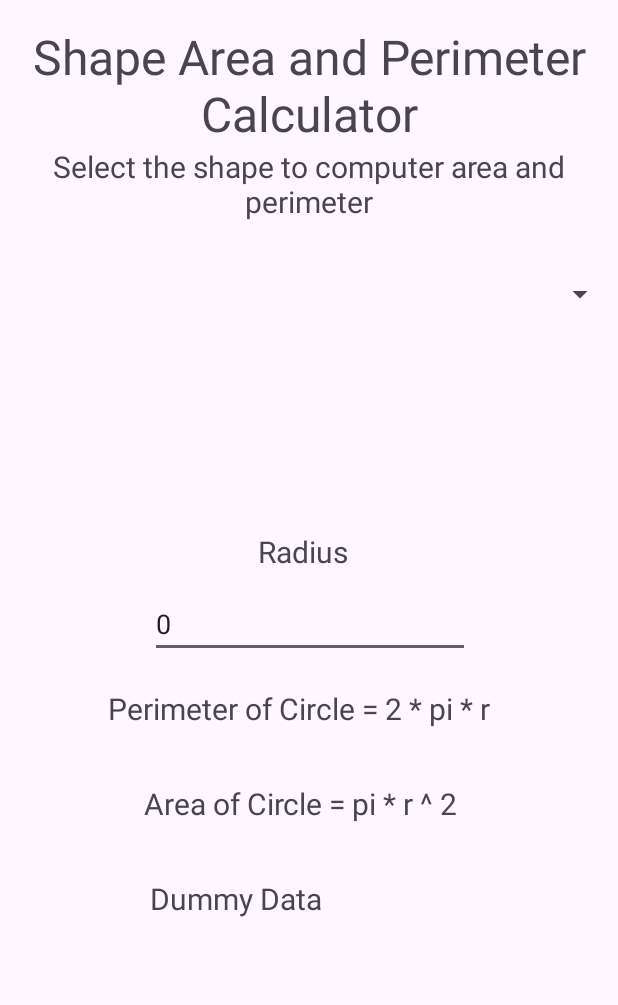
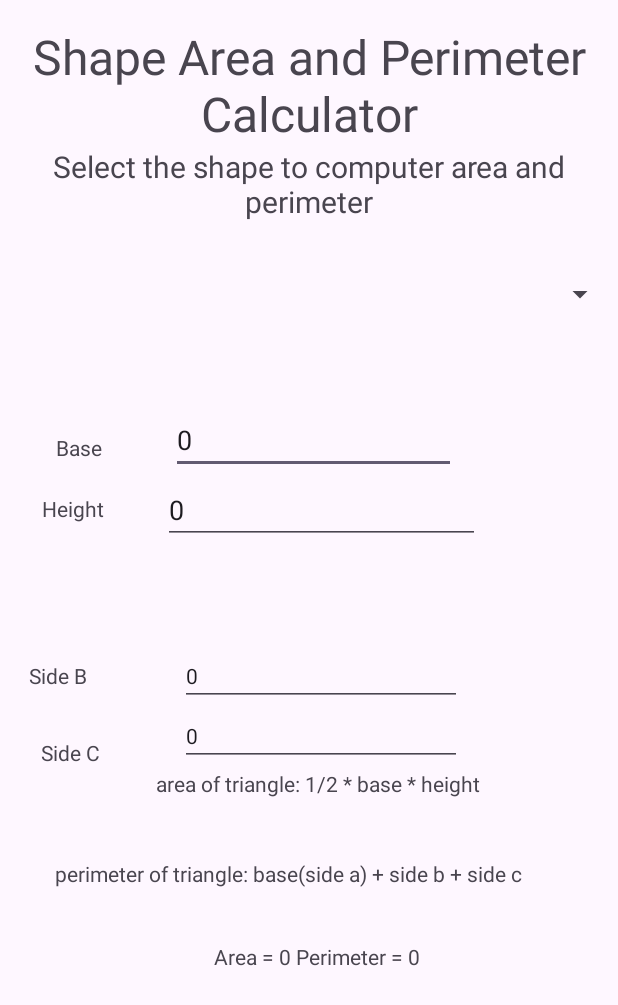
Before and after one commit to AugmentOfRebirth/AreaPerimeterCalculator, an Android app: the layout activity_main.xml on its own in the app's theme, with its tools: preview values and no code run, on a phone screen of 412 x 824 dp. Shown: the top 1005 px of the screen. Run offline under Robolectric (Android 15) with nearby library versions, the phone set to English and light mode, and no system bars.

Commit message:
finishing touches

```diff
--- a/app/src/main/java/com/example/areaperimetercalculator/MainActivity.java
+++ b/app/src/main/java/com/example/areaperimetercalculator/MainActivity.java
@@ -38,7 +38,6 @@ public class MainActivity extends AppCompatActivity {
     //perimeter = side a, side b, and side c
     EditText et_j_base;
     EditText et_j_height;
-    EditText et_j_sideA;
     EditText et_j_sideB;
     EditText et_j_sideC;
 
@@ -81,7 +80,6 @@ public class MainActivity extends AppCompatActivity {
         //Triangle
         et_j_base = findViewById(R.id.et_v_base);
         et_j_height = findViewById(R.id.et_v_height);
-        et_j_sideA = findViewById(R.id.et_v_sideA);
         et_j_sideB = findViewById(R.id.et_v_sideB);
         et_j_sideC = findViewById(R.id.et_v_sideC);
         cont_j_triangleView = findViewById(R.id.const_v_triangle);
@@ -236,7 +234,7 @@ public class MainActivity extends AppCompatActivity {
             @Override
             public void onTextChanged(CharSequence s, int start, int before, int count)
             {
-                setAreaPerimeterTriangle(et_j_base.getText().toString(), et_j_height.getText().toString(), et_j_sideA.getText().toString(), et_j_sideB.getText().toString(), et_j_sideC.getText().toString());
+                setAreaPerimeterTriangle(et_j_base.getText().toString(), et_j_height.getText().toString(), et_j_sideB.getText().toString(), et_j_sideC.getText().toString());
             }
         });
 
@@ -253,26 +251,9 @@ public class MainActivity extends AppCompatActivity {
 
             @Override
             public void onTextChanged(CharSequence s, int start, int before, int count) {
-                setAreaPerimeterTriangle(et_j_base.getText().toString(), et_j_height.getText().toString(), et_j_sideA.getText().toString(), et_j_sideB.getText().toString(), et_j_sideC.getText().toString());
+                setAreaPerimeterTriangle(et_j_base.getText().toString(), et_j_height.getText().toString(), et_j_sideB.getText().toString(), et_j_sideC.getText().toString());
             }
         }));
-
-        et_j_sideA.addTextChangedListener(new TextWatcher() {
-            @Override
-            public void afterTextChanged(Editable s) {
-
-            }
-
-            @Override
-            public void beforeTextChanged(CharSequence s, int start, int count, int after) {
-
-            }
-
-            @Override
-            public void onTextChanged(CharSequence s, int start, int before, int count) {
-                setAreaPerimeterTriangle(et_j_base.getText().toString(), et_j_height.getText().toString(), et_j_sideA.getText().toString(), et_j_sideB.getText().toString(), et_j_sideC.getText().toString());
-            }
-        });
 
         et_j_sideB.addTextChangedListener(new TextWatcher() {
             @Override
@@ -287,7 +268,7 @@ public class MainActivity extends AppCompatActivity {
 
             @Override
             public void onTextChanged(CharSequence s, int start, int before, int count) {
-                setAreaPerimeterTriangle(et_j_base.getText().toString(), et_j_height.getText().toString(), et_j_sideA.getText().toString(), et_j_sideB.getText().toString(), et_j_sideC.getText().toString());
+                setAreaPerimeterTriangle(et_j_base.getText().toString(), et_j_height.getText().toString(), et_j_sideB.getText().toString(), et_j_sideC.getText().toString());
             }
         });
 
@@ -304,7 +285,7 @@ public class MainActivity extends AppCompatActivity {
 
             @Override
             public void onTextChanged(CharSequence s, int start, int before, int count) {
-                setAreaPerimeterTriangle(et_j_base.getText().toString(), et_j_height.getText().toString(), et_j_sideA.getText().toString(), et_j_sideB.getText().toString(), et_j_sideC.getText().toString());
+                setAreaPerimeterTriangle(et_j_base.getText().toString(), et_j_height.getText().toString(), et_j_sideB.getText().toString(), et_j_sideC.getText().toString());
             }
         });
     }
@@ -344,9 +325,9 @@ public class MainActivity extends AppCompatActivity {
         tv_j_areaPerimeterCircle.setText("Area = " + area + "\nPerimeter = " + perimeter);
     }
 
-    public void setAreaPerimeterTriangle(String baseS, String heightS, String sideAS, String sideBS, String sideCS)
+    public void setAreaPerimeterTriangle(String baseS, String heightS, String sideBS, String sideCS)
     {
-        if(baseS.isEmpty() || heightS.isEmpty())
+        if(baseS.isEmpty() || heightS.isEmpty() || sideBS.isEmpty() || sideCS.isEmpty())
         {
             return;
         }
@@ -354,12 +335,11 @@ public class MainActivity extends AppCompatActivity {
         double base = Double.parseDouble(baseS);
         double height = Double.parseDouble(heightS);
 
-        double sideA = Double.parseDouble(sideAS);
         double sideB = Double.parseDouble(sideBS);
         double sideC = Double.parseDouble(sideCS);
 
         double area = .5 * base * height;
-        double perimeter = sideA + sideB + sideC;
+        double perimeter = base + sideB + sideC;
 
         tv_j_areaPerimeterTriangle.setText("Area = " + area + "\nPerimeter = " + perimeter);
     }
--- a/app/src/main/res/layout/activity_main.xml
+++ b/app/src/main/res/layout/activity_main.xml
@@ -46,6 +46,144 @@
         tools:visibility="visible" />
 
     <androidx.constraintlayout.widget.ConstraintLayout
+        android:id="@+id/const_v_triangle"
+        android:layout_width="0dp"
+        android:layout_height="0dp"
+        android:layout_marginStart="3dp"
+        android:layout_marginBottom="7dp"
+        app:layout_constraintBottom_toBottomOf="parent"
+        app:layout_constraintEnd_toEndOf="parent"
+        app:layout_constraintStart_toStartOf="parent"
+        app:layout_constraintTop_toBottomOf="@+id/textView">
+
+        <TextView
+            android:id="@+id/textView8"
+            android:layout_width="wrap_content"
+            android:layout_height="wrap_content"
+            android:layout_marginStart="34dp"
+            android:layout_marginTop="20dp"
+            android:layout_marginEnd="49dp"
+            android:text="Base"
+            app:layout_constraintEnd_toStartOf="@+id/et_v_base"
+            app:layout_constraintHorizontal_bias="0.0"
+            app:layout_constraintStart_toStartOf="parent"
+            app:layout_constraintTop_toTopOf="parent" />
+
+        <TextView
+            android:id="@+id/textView9"
+            android:layout_width="wrap_content"
+            android:layout_height="wrap_content"
+            android:layout_marginStart="34dp"
+            android:layout_marginTop="21dp"
+            android:layout_marginEnd="39dp"
+            android:text="Height"
+            app:layout_constraintEnd_toStartOf="@+id/et_v_height"
+            app:layout_constraintStart_toStartOf="parent"
+            app:layout_constraintTop_toBottomOf="@+id/textView8" />
+
+        <EditText
+            android:id="@+id/et_v_base"
+            android:layout_width="190dp"
+            android:layout_height="39dp"
+            android:layout_marginTop="8dp"
+            android:layout_marginEnd="108dp"
+            android:ems="10"
+            android:inputType="numberDecimal"
+            android:text="0"
+            app:layout_constraintEnd_toEndOf="parent"
+            app:layout_constraintTop_toTopOf="parent" />
+
+        <EditText
+            android:id="@+id/et_v_height"
+            android:layout_width="211dp"
+            android:layout_height="44dp"
+            android:layout_marginTop="50dp"
+            android:layout_marginEnd="101dp"
+            android:ems="10"
+            android:inputType="numberDecimal"
+            android:text="0"
+            app:layout_constraintEnd_toEndOf="parent"
+            app:layout_constraintStart_toEndOf="@+id/textView9"
+            app:layout_constraintTop_toTopOf="parent" />
+
+        <TextView
+            android:id="@+id/textView10"
+            android:layout_width="wrap_content"
+            android:layout_height="wrap_content"
+            android:layout_marginTop="244dp"
+            android:layout_marginEnd="92dp"
+            android:text="area of triangle: 1/2 * base * height"
+            app:layout_constraintEnd_toEndOf="parent"
+            app:layout_constraintTop_toTopOf="parent" />
+
+        <TextView
+            android:id="@+id/textView11"
+            android:layout_width="wrap_content"
+            android:layout_height="wrap_content"
+            android:layout_marginTop="304dp"
+            android:layout_marginEnd="64dp"
+            android:text="perimeter of triangle: base(side a) + side b + side c"
+            app:layout_constraintEnd_toEndOf="parent"
+            app:layout_constraintTop_toTopOf="parent" />
+
+        <TextView
+            android:id="@+id/textView13"
+            android:layout_width="wrap_content"
+            android:layout_height="wrap_content"
+            android:layout_marginStart="16dp"
+            android:layout_marginTop="172dp"
+            android:text="Side B"
+            app:layout_constraintStart_toStartOf="parent"
+            app:layout_constraintTop_toTopOf="parent" />
+
+        <TextView
+            android:id="@+id/textView14"
+            android:layout_width="wrap_content"
+            android:layout_height="wrap_content"
+            android:layout_marginStart="24dp"
+            android:layout_marginTop="32dp"
+            android:text="Side C"
+            app:layout_constraintStart_toStartOf="parent"
+            app:layout_constraintTop_toBottomOf="@+id/textView13" />
+
+        <EditText
+            android:id="@+id/et_v_sideB"
+            android:layout_width="188dp"
+            android:layout_height="38dp"
+            android:layout_marginTop="164dp"
+            android:layout_marginEnd="104dp"
+            android:ems="10"
+            android:inputType="numberDecimal"
+            android:text="0"
+            android:textSize="14sp"
+            app:layout_constraintEnd_toEndOf="parent"
+            app:layout_constraintTop_toTopOf="parent" />
+
+        <EditText
+            android:id="@+id/et_v_sideC"
+            android:layout_width="188dp"
+            android:layout_height="38dp"
+            android:layout_marginTop="204dp"
+            android:layout_marginEnd="104dp"
+            android:ems="10"
+            android:inputType="numberDecimal"
+            android:text="0"
+            android:textSize="14sp"
+            app:layout_constraintEnd_toEndOf="parent"
+            app:layout_constraintTop_toTopOf="parent" />
+
+        <TextView
+            android:id="@+id/tv_v_computedAreaPerimeterTriangle"
+            android:layout_width="wrap_content"
+            android:layout_height="wrap_content"
+            android:layout_marginTop="36dp"
+            android:layout_marginEnd="132dp"
+            android:text="Area = 0 Perimeter = 0"
+            app:layout_constraintEnd_toEndOf="parent"
+            app:layout_constraintTop_toBottomOf="@+id/textView11" />
+    </androidx.constraintlayout.widget.ConstraintLayout>
+
+    <androidx.constraintlayout.widget.ConstraintLayout
         android:id="@+id/cont_v_circle"
         android:layout_width="0dp"
         android:layout_height="0dp"
@@ -54,7 +192,8 @@
         app:layout_constraintBottom_toBottomOf="parent"
         app:layout_constraintEnd_toEndOf="parent"
         app:layout_constraintStart_toStartOf="parent"
-        app:layout_constraintTop_toBottomOf="@+id/sp_v_shapes">
+        app:layout_constraintTop_toBottomOf="@+id/sp_v_shapes"
+        tools:visibility="invisible">
 
         <TextView
             android:id="@+id/textView3"
@@ -112,170 +251,6 @@
             app:layout_constraintBottom_toBottomOf="parent"
             app:layout_constraintStart_toStartOf="parent" />
 
-    </androidx.constraintlayout.widget.ConstraintLayout>
-
-    <androidx.constraintlayout.widget.ConstraintLayout
-        android:id="@+id/const_v_triangle"
-        android:layout_width="0dp"
-        android:layout_height="0dp"
-        android:layout_marginStart="3dp"
-        android:layout_marginBottom="7dp"
-        app:layout_constraintBottom_toBottomOf="parent"
-        app:layout_constraintEnd_toEndOf="parent"
-        app:layout_constraintStart_toStartOf="parent"
-        app:layout_constraintTop_toBottomOf="@+id/textView"
-        tools:visibility="invisible">
-
-        <TextView
-            android:id="@+id/textView8"
-            android:layout_width="wrap_content"
-            android:layout_height="wrap_content"
-            android:layout_marginStart="34dp"
-            android:layout_marginTop="20dp"
-            android:layout_marginEnd="49dp"
-            android:text="Base"
-            app:layout_constraintEnd_toStartOf="@+id/et_v_base"
-            app:layout_constraintHorizontal_bias="0.0"
-            app:layout_constraintStart_toStartOf="parent"
-            app:layout_constraintTop_toTopOf="parent" />
-
-        <TextView
-            android:id="@+id/textView9"
-            android:layout_width="wrap_content"
-            android:layout_height="wrap_content"
-            android:layout_marginStart="34dp"
-            android:layout_marginTop="21dp"
-            android:layout_marginEnd="39dp"
-            android:text="Height"
-            app:layout_constraintEnd_toStartOf="@+id/et_v_height"
-            app:layout_constraintStart_toStartOf="parent"
-            app:layout_constraintTop_toBottomOf="@+id/textView8" />
-
-        <EditText
-            android:id="@+id/et_v_base"
-            android:layout_width="190dp"
-            android:layout_height="39dp"
-            android:layout_marginTop="8dp"
-            android:layout_marginEnd="108dp"
-            android:ems="10"
-            android:inputType="numberDecimal"
-            android:text="0"
-            app:layout_constraintEnd_toEndOf="parent"
-            app:layout_constraintTop_toTopOf="parent" />
-
-        <EditText
-            android:id="@+id/et_v_height"
-            android:layout_width="0dp"
-            android:layout_height="0dp"
-            android:layout_marginTop="50dp"
-            android:layout_marginEnd="101dp"
-            android:layout_marginBottom="18dp"
-            android:ems="10"
-            android:inputType="numberDecimal"
-            android:text="0"
-            app:layout_constraintBottom_toTopOf="@+id/et_v_sideA"
-            app:layout_constraintEnd_toEndOf="parent"
-            app:layout_constraintStart_toEndOf="@+id/textView9"
-            app:layout_constraintTop_toTopOf="parent" />
-
-        <TextView
-            android:id="@+id/textView10"
-            android:layout_width="wrap_content"
-            android:layout_height="wrap_content"
-            android:layout_marginTop="244dp"
-            android:layout_marginEnd="92dp"
-            android:text="area of triangle: 1/2 * base * height"
-            app:layout_constraintEnd_toEndOf="parent"
-            app:layout_constraintTop_toTopOf="parent" />
-
-        <TextView
-            android:id="@+id/textView11"
-            android:layout_width="wrap_content"
-            android:layout_height="wrap_content"
-            android:layout_marginTop="304dp"
-            android:layout_marginEnd="64dp"
-            android:text="perimeter of triangle: side a + side b + side c"
-            app:layout_constraintEnd_toEndOf="parent"
-            app:layout_constraintTop_toTopOf="parent" />
-
-        <TextView
-            android:id="@+id/textView12"
-            android:layout_width="wrap_content"
-            android:layout_height="wrap_content"
-            android:layout_marginStart="24dp"
-            android:layout_marginTop="37dp"
-            android:text="Side A"
-            app:layout_constraintStart_toStartOf="parent"
-            app:layout_constraintTop_toBottomOf="@+id/textView9" />
-
-        <TextView
-            android:id="@+id/textView13"
-            android:layout_width="wrap_content"
-            android:layout_height="wrap_content"
-            android:layout_marginStart="16dp"
-            android:layout_marginTop="16dp"
-            android:text="Side B"
-            app:layout_constraintStart_toStartOf="parent"
-            app:layout_constraintTop_toBottomOf="@+id/textView12" />
-
-        <TextView
-            android:id="@+id/textView14"
-            android:layout_width="wrap_content"
-            android:layout_height="wrap_content"
-            android:layout_marginStart="24dp"
-            android:layout_marginTop="32dp"
-            android:text="Side C"
-            app:layout_constraintStart_toStartOf="parent"
-            app:layout_constraintTop_toBottomOf="@+id/textView13" />
-
-        <EditText
-            android:id="@+id/et_v_sideA"
-            android:layout_width="188dp"
-            android:layout_height="38dp"
-            android:layout_marginTop="124dp"
-            android:layout_marginEnd="104dp"
-            android:ems="10"
-            android:inputType="numberDecimal"
-            android:text="0"
-            android:textSize="14sp"
-            app:layout_constraintEnd_toEndOf="parent"
-            app:layout_constraintTop_toTopOf="parent" />
-
-        <EditText
-            android:id="@+id/et_v_sideB"
-            android:layout_width="188dp"
-            android:layout_height="38dp"
-            android:layout_marginTop="164dp"
-            android:layout_marginEnd="104dp"
-            android:ems="10"
-            android:inputType="numberDecimal"
-            android:text="0"
-            android:textSize="14sp"
-            app:layout_constraintEnd_toEndOf="parent"
-            app:layout_constraintTop_toTopOf="parent" />
-
-        <EditText
-            android:id="@+id/et_v_sideC"
-            android:layout_width="188dp"
-            android:layout_height="38dp"
-            android:layout_marginTop="204dp"
-            android:layout_marginEnd="104dp"
-            android:ems="10"
-            android:inputType="numberDecimal"
-            android:text="0"
-            android:textSize="14sp"
-            app:layout_constraintEnd_toEndOf="parent"
-            app:layout_constraintTop_toTopOf="parent" />
-
-        <TextView
-            android:id="@+id/tv_v_computedAreaPerimeterTriangle"
-            android:layout_width="wrap_content"
-            android:layout_height="wrap_content"
-            android:layout_marginTop="36dp"
-            android:layout_marginEnd="132dp"
-            android:text="Area = 0 Perimeter = 0"
-            app:layout_constraintEnd_toEndOf="parent"
-            app:layout_constraintTop_toBottomOf="@+id/textView11" />
     </androidx.constraintlayout.widget.ConstraintLayout>
 
     <androidx.constraintlayout.widget.ConstraintLayout
```
